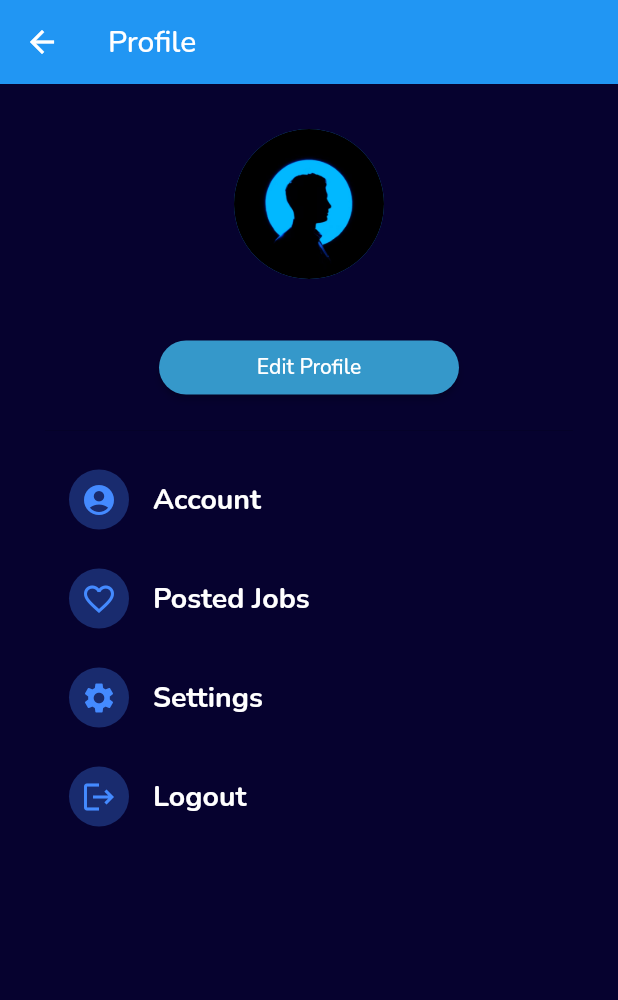
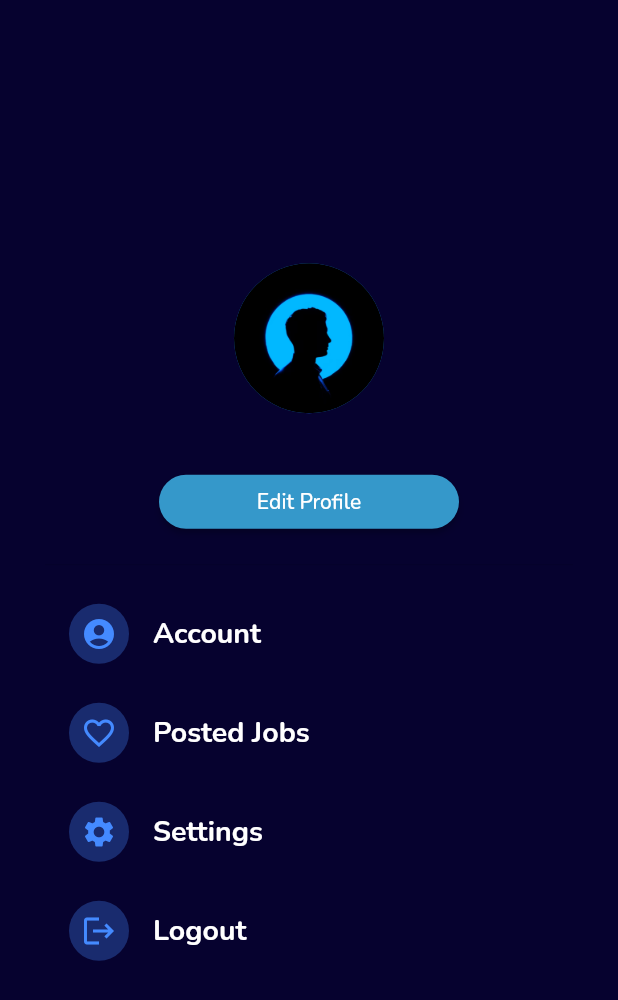
Before and after one commit to mathewspmathew/findmyjob, a Flutter app: the HomeProfile screen opened directly, on a phone screen of 412 x 824 dp. Shown: the top 1000 px of the screen. Run offline on Flutter 3.47's test engine with Material 2 defaults, Android fonts, the phone set to English and light mode, and no system bars; our stand-ins replace cloud_firestore, firebase_auth, firebase_core, firebase_storage, flutter_custom_clippers, flutter_svg and 5 more; accounts and stored records are empty.

Commit message:
edits in profile page

```diff
--- a/lib/routes.dart
+++ b/lib/routes.dart
@@ -1,3 +1,4 @@
+import 'package:findmyjob/views/screens/home_profile.dart';
 import 'package:flutter/material.dart';
 import 'package:findmyjob/views/screens/job_details_screen.dart';
 import 'package:findmyjob/views/screens/login_screen.dart';
@@ -11,6 +12,7 @@ Map<String, Widget Function(BuildContext)> routes = {
         selectPanchayath: 'dfgsfd',
       ),
   MyProfileScreen.route: (_) => MyProfileScreen(),
+  HomeProfile.route: (_) => HomeProfile(),
   LoginScreen.route: (_) => LoginScreen(),
   SignUpScreen.route: (_) => SignUpScreen(),
 };
--- a/lib/views/screens/home_profile.dart
+++ b/lib/views/screens/home_profile.dart
@@ -7,6 +7,7 @@ import 'package:cloud_firestore/cloud_firestore.dart';
 import 'login_screen.dart';
 
 class HomeProfile extends StatelessWidget {
+  static const route = '/Home-Profile';
   HomeProfile({Key? key}) : super(key: key);
 
   Future<void> _logout() async {
@@ -66,18 +67,20 @@ class HomeProfile extends StatelessWidget {
         FirebaseFirestore.instance.collection('users');
 
     return Scaffold(
-      appBar: AppBar(
-        title: const Text('Profile'),
-        elevation: 0,
-      ),
-      body: SingleChildScrollView(
+      // appBar: AppBar(
+      //   title: const Text('Profile'),
+      //   elevation: 0,
+      // ),
+      body: Center(
+        child: SingleChildScrollView(
           child: Padding(
             padding: const EdgeInsets.all(30),
             child: Column(
               children: [
                 const CircleAvatar(
                   radius: 50,
-                backgroundImage: AssetImage('assets/images/profile_image.png'),
+                  backgroundImage:
+                      AssetImage('assets/images/profile_image.png'),
                 ),
                 StreamBuilder<DocumentSnapshot<Map<String, dynamic>>>(
                   stream: usersCollection.doc(user!.uid).snapshots(),
@@ -244,6 +247,7 @@ class HomeProfile extends StatelessWidget {
             ),
           ),
         ),
+      ),
     );
   }
 }
--- a/lib/views/screens/home_screen.dart
+++ b/lib/views/screens/home_screen.dart
@@ -1,4 +1,5 @@
 import 'package:cloud_firestore/cloud_firestore.dart';
+import 'package:findmyjob/views/screens/home_profile.dart';
 import 'package:findmyjob/views/screens/job_det.dart';
 import 'package:findmyjob/views/screens/job_details_screen.dart';
 import 'package:flutter/material.dart';
@@ -23,7 +24,7 @@ class HomeScreen extends StatelessWidget {
         actions: [
           TextButton(
             onPressed: () {
-              Get.toNamed(MyProfileScreen.route);
+              //Get.toNamed(HomeProfile.route);
             },
             child: const CircleAvatar(
                 radius: 20,
--- a/lib/views/screens/job_details_screen.dart
+++ b/lib/views/screens/job_details_screen.dart
@@ -106,7 +106,7 @@ class _JobDetailsScreenState extends State<JobDetailsScreen> {
                           borderRadius: BorderRadius.circular(8),
                           color: Colors.white.withOpacity(0.1),
                         ),
-                        child: const Text('Full-Time'),
+                        child: const Text('Part-Time'),
                       ),
                       const SizedBox(
                         width: 16,
```
Lines whose indentation alone changed are shown as unchanged.
